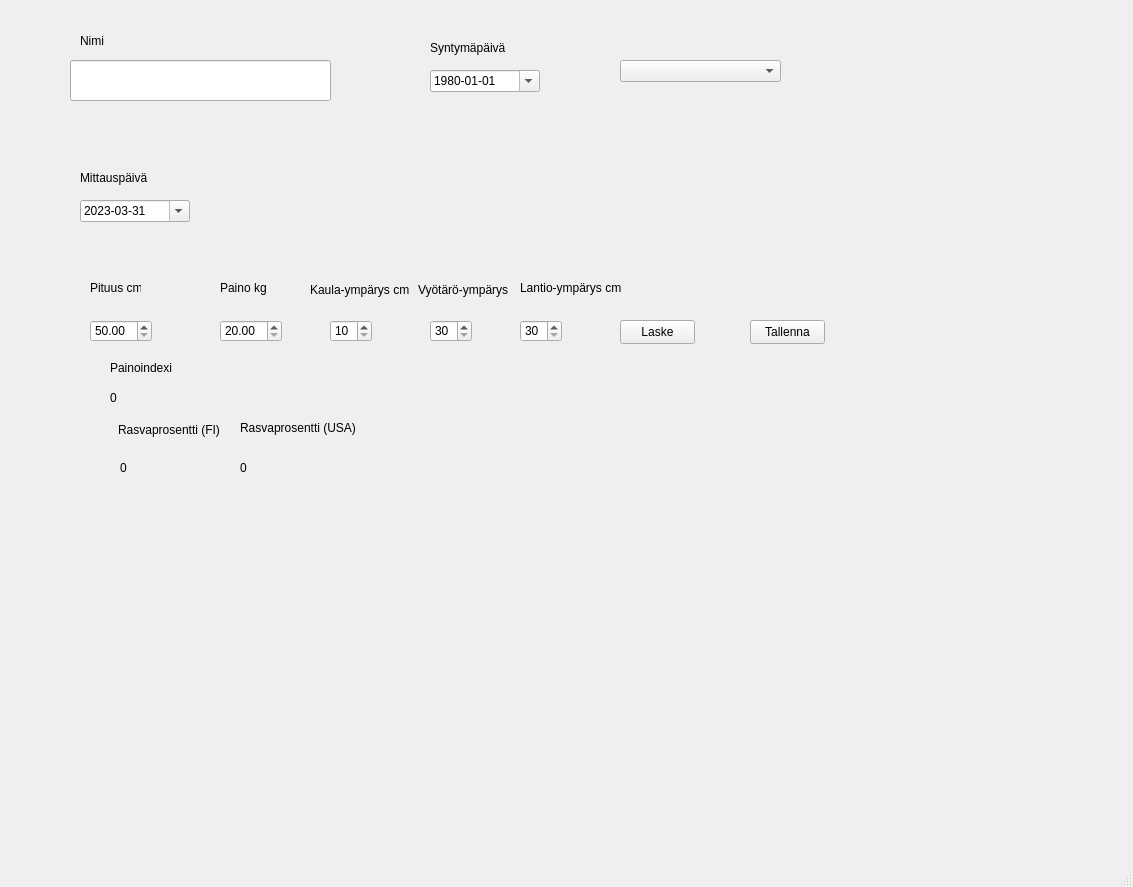
Above: Main.ui from Sandrowue/FitnessGUI before the change. Below: the same form after it.
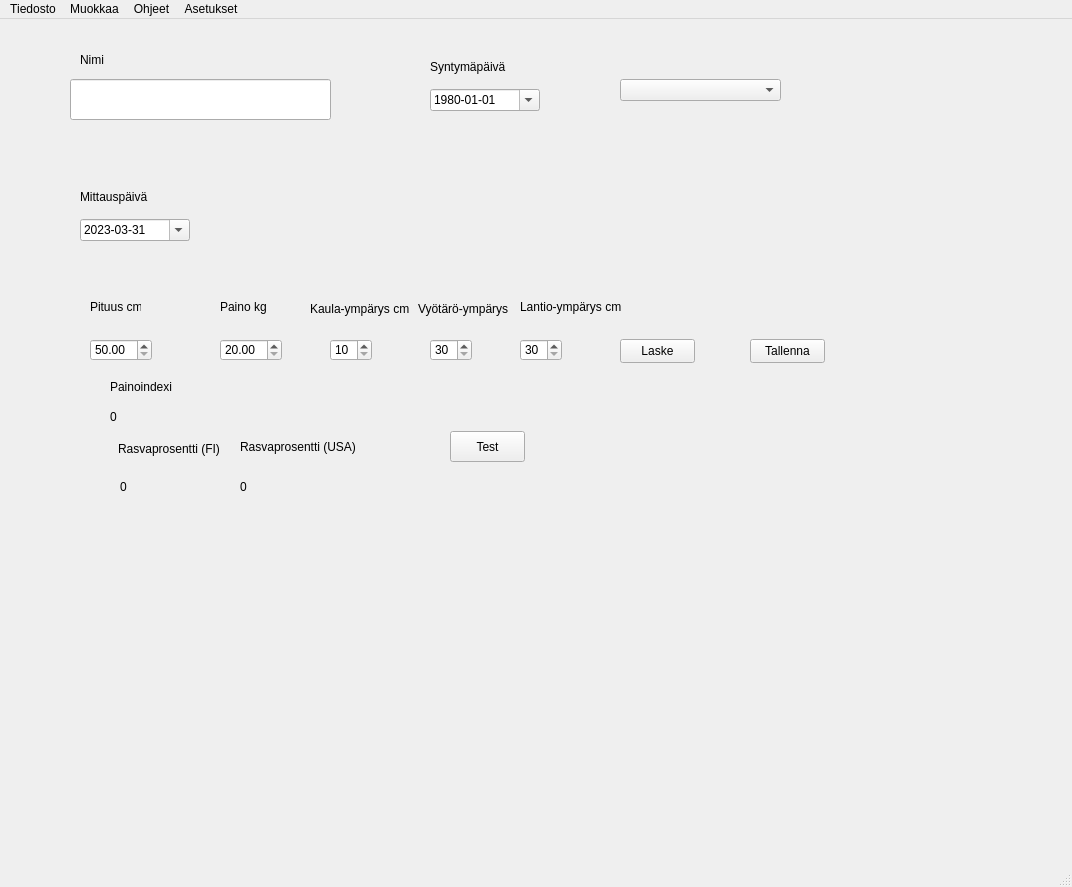
That is the form after the change.

```diff
--- a/Main.ui
+++ b/Main.ui
@@ -6,7 +6,7 @@
    <rect>
     <x>0</x>
     <y>0</y>
-    <width>1133</width>
+    <width>1072</width>
     <height>887</height>
    </rect>
   </property>
@@ -387,16 +387,57 @@
      <string>Painoindexi</string>
     </property>
    </widget>
+   <widget class="QPushButton" name="testPushButton">
+    <property name="geometry">
+     <rect>
+      <x>450</x>
+      <y>412</y>
+      <width>75</width>
+      <height>31</height>
+     </rect>
+    </property>
+    <property name="text">
+     <string>Test</string>
+    </property>
+   </widget>
   </widget>
   <widget class="QMenuBar" name="menubar">
    <property name="geometry">
     <rect>
      <x>0</x>
      <y>0</y>
-     <width>1133</width>
+     <width>1072</width>
      <height>21</height>
     </rect>
    </property>
+   <widget class="QMenu" name="menuTiedosto">
+    <property name="title">
+     <string>Tiedosto</string>
+    </property>
+    <addaction name="actionTulosta"/>
+    <addaction name="actionSulje"/>
+   </widget>
+   <widget class="QMenu" name="menuMuokkaa">
+    <property name="title">
+     <string>Muokkaa</string>
+    </property>
+    <addaction name="actionPalauta_oletukset"/>
+   </widget>
+   <widget class="QMenu" name="menuOhjeet">
+    <property name="title">
+     <string>Ohjeet</string>
+    </property>
+    <addaction name="actionAvaa_Ohjeet"/>
+   </widget>
+   <widget class="QMenu" name="menuAsetukset">
+    <property name="title">
+     <string>Asetukset</string>
+    </property>
+   </widget>
+   <addaction name="menuTiedosto"/>
+   <addaction name="menuMuokkaa"/>
+   <addaction name="menuOhjeet"/>
+   <addaction name="menuAsetukset"/>
   </widget>
   <widget class="QStatusBar" name="statusbar"/>
  </widget>
```
Left out of the diff: 26 changed lines with no effect on the pictures.
